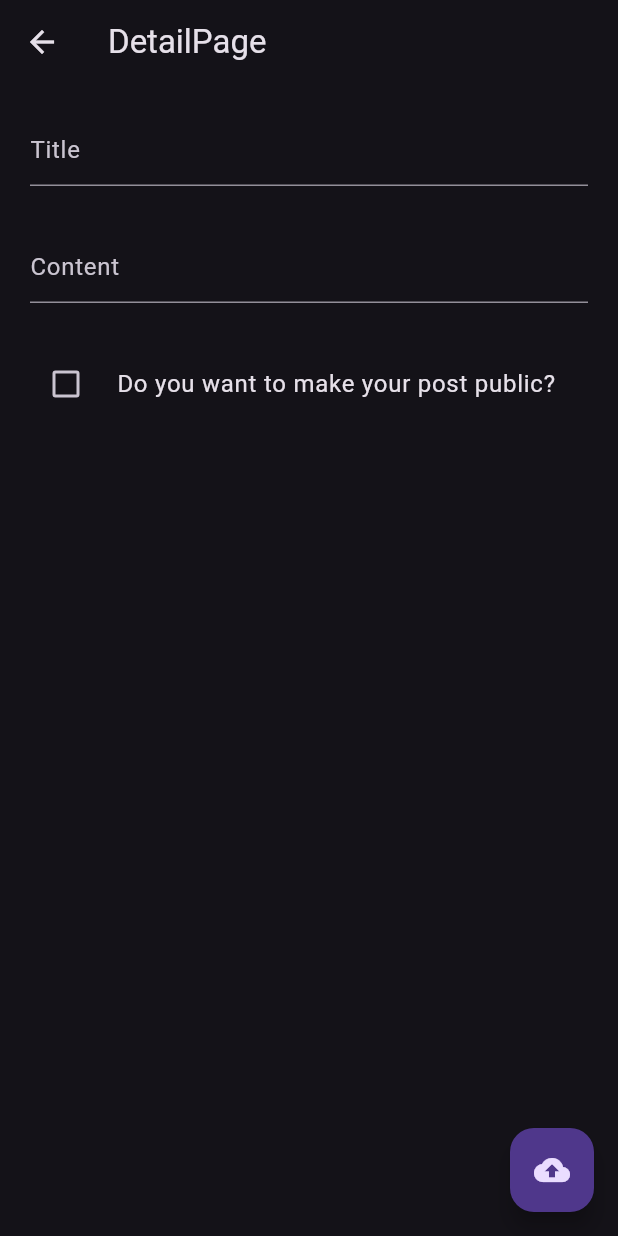
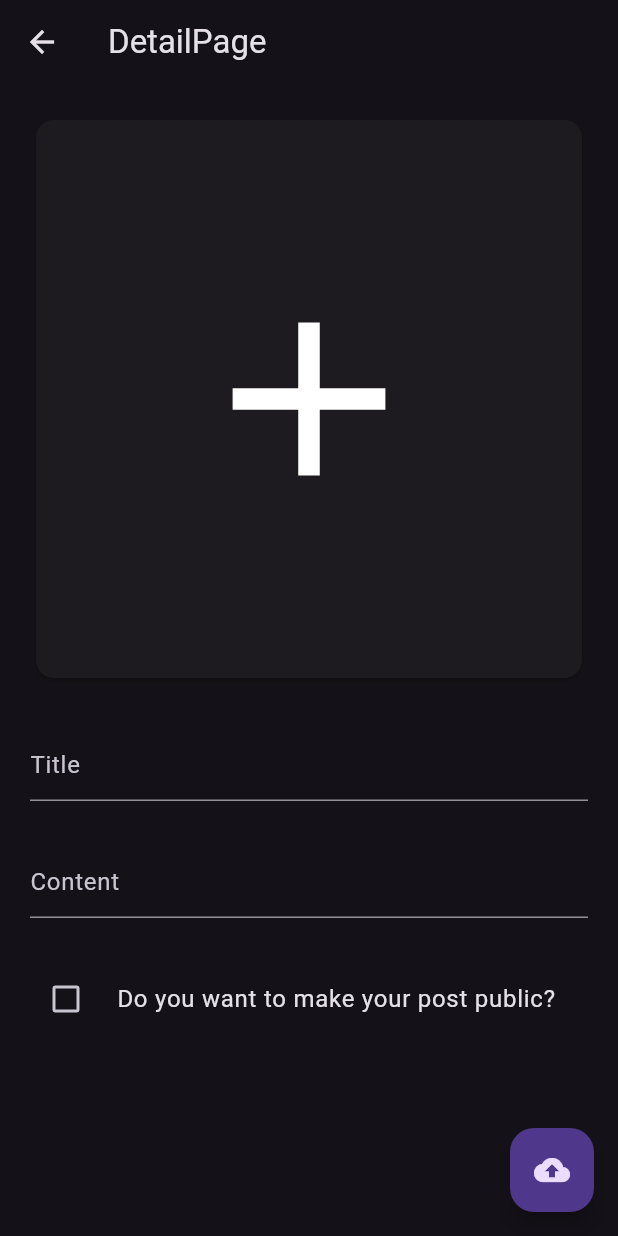
Before and after one commit to Nasibali144/firebase_connection_1, a Flutter app: the DetailPage screen opened directly, after a tap on the "cloud upload" icon, on a phone screen of 412 x 824 dp. Run offline on Flutter 3.47's test engine with Material 2 defaults, Android fonts, the light colour scheme and no system bars; our stand-ins replace bloc, equatable, firebase_auth, firebase_core, firebase_database, firebase_storage and 2 more; accounts and stored records are empty; statements that could not run were skipped.

Commit message:
Commit: 14

```diff
--- a/lib/blocs/post/post_bloc.dart
+++ b/lib/blocs/post/post_bloc.dart
@@ -1,4 +1,4 @@
-import 'dart:async';
+import 'dart:io';
 
 import 'package:bloc/bloc.dart';
 import 'package:equatable/equatable.dart';
@@ -13,11 +13,12 @@ class PostBloc extends Bloc<PostEvent, PostState> {
     on<PostIsPublicEvent>(_changePublic);
     on<DeletePostEvent>(_deletePost);
     on<UpdatePostEvent>(_updatePost);
+    on<ViewImagePostEvent>(_viewImage);
   }
 
   void _createPost(CreatePostEvent event, Emitter emit) async {
     emit(PostLoading());
-    final result = await DBService.storePost(event.title, event.content, event.isPublic);
+    final result = await DBService.storePost(event.title, event.content, event.isPublic, event.file);
     if(result) {
       emit(CreatePostSuccess());
     } else {
@@ -27,6 +28,10 @@ class PostBloc extends Bloc<PostEvent, PostState> {
 
   void _changePublic(PostIsPublicEvent event, Emitter emit) {
     emit(PostIsPublicState(event.isPublic));
+  }
+
+  void _viewImage(ViewImagePostEvent event, Emitter emit) {
+    emit(ViewImagePostSuccess(event.file));
   }
 
   void _deletePost(DeletePostEvent event, Emitter emit) async {
--- a/lib/blocs/post/post_event.dart
+++ b/lib/blocs/post/post_event.dart
@@ -7,16 +7,18 @@ abstract class PostEvent extends Equatable {
 class CreatePostEvent extends PostEvent {
   final String title;
   final String content;
+  final File file;
   final bool isPublic;
 
   const CreatePostEvent({
     required this.title,
     required this.content,
     required this.isPublic,
+    required this.file,
   });
 
   @override
-  List<Object?> get props => [title, content, isPublic];
+  List<Object?> get props => [title, content, isPublic, file];
 }
 
 class PostIsPublicEvent extends PostEvent {
@@ -51,3 +53,12 @@ class UpdatePostEvent extends PostEvent {
   @override
   List<Object?> get props => [postId, title, content, isPublic];
 }
+
+
+class ViewImagePostEvent extends PostEvent {
+  final File file;
+  const ViewImagePostEvent(this.file);
+
+  @override
+  List<Object?> get props => [file];
+}
--- a/lib/blocs/post/post_state.dart
+++ b/lib/blocs/post/post_state.dart
@@ -45,3 +45,12 @@ class PostIsPublicState extends PostState {
   @override
   List<Object> get props => [isPublic];
 }
+
+class ViewImagePostSuccess extends PostState {
+  final File file;
+
+  const ViewImagePostSuccess(this.file);
+
+  @override
+  List<Object> get props => [file];
+}
--- a/lib/pages/detail_page.dart
+++ b/lib/pages/detail_page.dart
@@ -1,9 +1,12 @@
+import 'dart:io';
+
 import 'package:firebase_connection_1/blocs/main/main_bloc.dart';
 import 'package:firebase_connection_1/blocs/post/post_bloc.dart';
 import 'package:firebase_connection_1/models/post_model.dart';
 import 'package:firebase_connection_1/views/custom_text_field_view.dart';
 import 'package:flutter/material.dart';
 import 'package:flutter_bloc/flutter_bloc.dart';
+import 'package:image_picker/image_picker.dart';
 
 class DetailPage extends StatefulWidget {
   final Post? post;
@@ -18,6 +21,8 @@ class _DetailPageState extends State<DetailPage> {
   late final TextEditingController titleController;
   late final TextEditingController contentController;
   late bool isPublic;
+  final ImagePicker picker = ImagePicker();
+  File? file;
 
   @override
   void initState() {
@@ -35,6 +40,14 @@ class _DetailPageState extends State<DetailPage> {
       isPublic = false;
       titleController = TextEditingController();
       contentController = TextEditingController();
+    }
+  }
+
+  void getImage() async {
+    final xFile = await picker.pickImage(source: ImageSource.gallery);
+    file = xFile != null ? File(xFile.path) : null;
+    if (file != null && mounted) {
+      context.read<PostBloc>().add(ViewImagePostEvent(file!));
     }
   }
 
@@ -58,7 +71,7 @@ class _DetailPageState extends State<DetailPage> {
             Navigator.of(context).pop();
           }
 
-          if(state is PostIsPublicState) {
+          if (state is PostIsPublicState) {
             isPublic = state.isPublic;
           }
         },
@@ -66,13 +79,38 @@ class _DetailPageState extends State<DetailPage> {
           padding: const EdgeInsets.all(20),
           child: Column(
             children: [
+              GestureDetector(
+                onTap: getImage,
+                child: BlocSelector<PostBloc, PostState, File?>(
+                  selector: (state) =>
+                      state is ViewImagePostSuccess ? state.file : null,
+                  builder: (context, file) {
+                    return Card(
+                      child: SizedBox(
+                        height: MediaQuery.sizeOf(context).width - 40,
+                        width: MediaQuery.sizeOf(context).width,
+                        child: file == null
+                            ? const Icon(
+                                Icons.add,
+                                size: 175,
+                              )
+                            : Image.file(
+                                file,
+                                fit: BoxFit.cover,
+                              ),
+                      ),
+                    );
+                  },
+                ),
+              ),
+              const SizedBox(height: 30),
               CustomTextField(controller: titleController, title: "Title"),
               CustomTextField(controller: contentController, title: "Content"),
               Row(
                 children: [
                   BlocSelector<PostBloc, PostState, bool>(
                     selector: (state) {
-                      if(state is PostIsPublicState) return state.isPublic;
+                      if (state is PostIsPublicState) return state.isPublic;
 
                       return isPublic;
                     },
@@ -101,6 +139,7 @@ class _DetailPageState extends State<DetailPage> {
         onPressed: () {
           if (widget.post == null) {
             context.read<PostBloc>().add(CreatePostEvent(
+                file: file!,
                 title: titleController.text,
                 content: contentController.text,
                 isPublic: isPublic));
--- a/lib/services/db_service.dart
+++ b/lib/services/db_service.dart
@@ -69,6 +69,7 @@ sealed class DBService {
       final json = jsonDecode(jsonEncode(event.snapshot.value)) as Map;
       debugPrint("JSON: $json");
       final data = json.values.map((e) => Post.fromJson(e as Map<String, Object?>)).toList();
+
       switch(type) {
         case SearchType.all: return data.where((element) => element.isPublic == true).toList();
         case SearchType.me: return data.where((element) => element.userId == AuthService.user.uid).toList();
--- a/pubspec.yaml
+++ b/pubspec.yaml
@@ -21,6 +21,7 @@ dependencies:
   flutter_bloc: ^8.1.3
   firebase_database: ^10.2.5
   firebase_storage: ^11.2.7
+  image_picker: ^1.0.4
 
 dev_dependencies:
   flutter_test:
```
Also changed, not shown: pubspec.lock, 7 other files.
